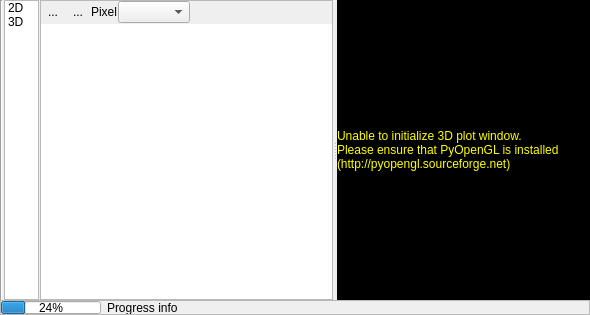
jakimowb/eo-time-series-viewer, file timeseriesviewer/ui/profileviewdock.ui: the form before one commit.
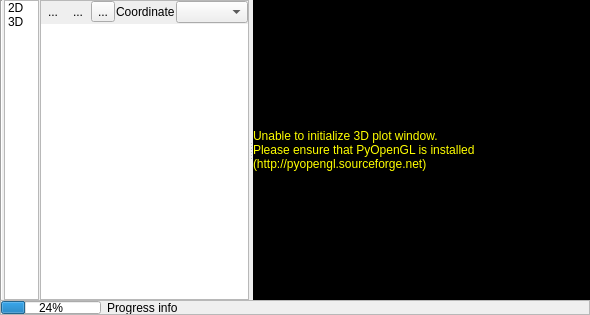
The form after the commit. Icons and pictures are not drawn. Custom widgets are drawn as their Qt base class.

Commit message: added icons pixelloader.py - loads from valid band-indices only profilevisualization.py - refactoring, added exampleLyr(sensor)    several changes related to 3D plotting: added ViewWidget3D(), TemporalProfile3DPlotStyle(PlotStyle), PlotSettingsModel3D(QAbstractTableModel)

Diff of the .ui file:
```diff
--- a/timeseriesviewer/ui/profileviewdock.ui
+++ b/timeseriesviewer/ui/profileviewdock.ui
@@ -374,6 +374,12 @@
               <enum>Qt::Horizontal</enum>
              </property>
              <widget class="QFrame" name="frameSettings3D">
+              <property name="sizePolicy">
+               <sizepolicy hsizetype="Preferred" vsizetype="Preferred">
+                <horstretch>1</horstretch>
+                <verstretch>0</verstretch>
+               </sizepolicy>
+              </property>
               <property name="frameShape">
                <enum>QFrame::StyledPanel</enum>
               </property>
@@ -423,10 +429,21 @@
                    </property>
                   </widget>
                  </item>
+                 <item>
+                  <widget class="QToolButton" name="btnReset3DCamera">
+                   <property name="text">
+                    <string>...</string>
+                   </property>
+                   <property name="icon">
+                    <iconset resource="resources.qrc">
+                     <normaloff>:/timeseriesviewer/icons/mActionZoomFullExtent.svg</normaloff>:/timeseriesviewer/icons/mActionZoomFullExtent.svg</iconset>
+                   </property>
+                  </widget>
+                 </item>
                  <item>
                   <widget class="QLabel" name="label">
                    <property name="text">
-                    <string>Pixel</string>
+                    <string>Coordinate</string>
                    </property>
                   </widget>
                  </item>
@@ -460,6 +477,12 @@
                </item>
                <item>
                 <widget class="QTableView" name="tableView3DProfiles">
+                 <property name="sizePolicy">
+                  <sizepolicy hsizetype="Preferred" vsizetype="Expanding">
+                   <horstretch>0</horstretch>
+                   <verstretch>0</verstretch>
+                  </sizepolicy>
+                 </property>
                  <property name="frameShape">
                   <enum>QFrame::NoFrame</enum>
                  </property>
@@ -467,15 +490,24 @@
                </item>
               </layout>
              </widget>
-             <widget class="QWidget" name="verticalLayoutWidget">
+             <widget class="QFrame" name="frame3DPlot">
+              <property name="sizePolicy">
+               <sizepolicy hsizetype="Expanding" vsizetype="Preferred">
+                <horstretch>3</horstretch>
+                <verstretch>0</verstretch>
+               </sizepolicy>
+              </property>
               <layout class="QVBoxLayout" name="layout3DPlotWidget">
                <property name="spacing">
                 <number>1</number>
                </property>
+               <property name="margin">
+                <number>0</number>
+               </property>
                <item>
                 <widget class="QLabel" name="labelDummy3D">
                  <property name="sizePolicy">
-                  <sizepolicy hsizetype="Preferred" vsizetype="Preferred">
+                  <sizepolicy hsizetype="Expanding" vsizetype="Expanding">
                    <horstretch>3</horstretch>
                    <verstretch>2</verstretch>
                   </sizepolicy>
```
Left out of the diff: 20 changed lines with no effect on the pictures. The commit also changes 5 other files.
